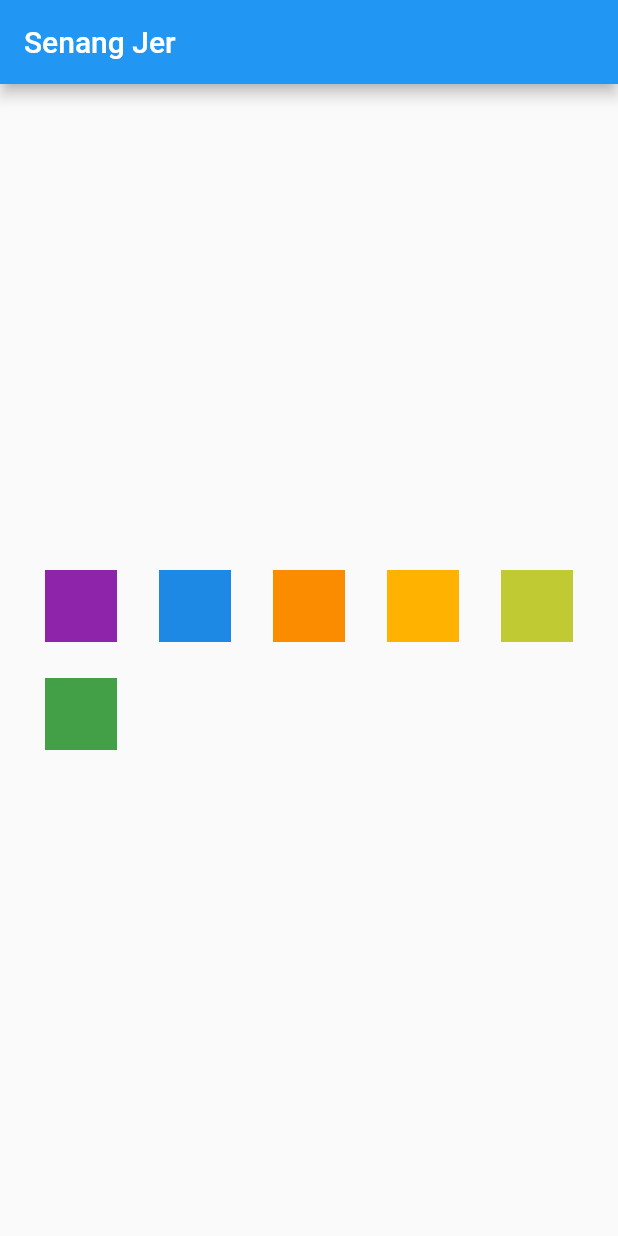
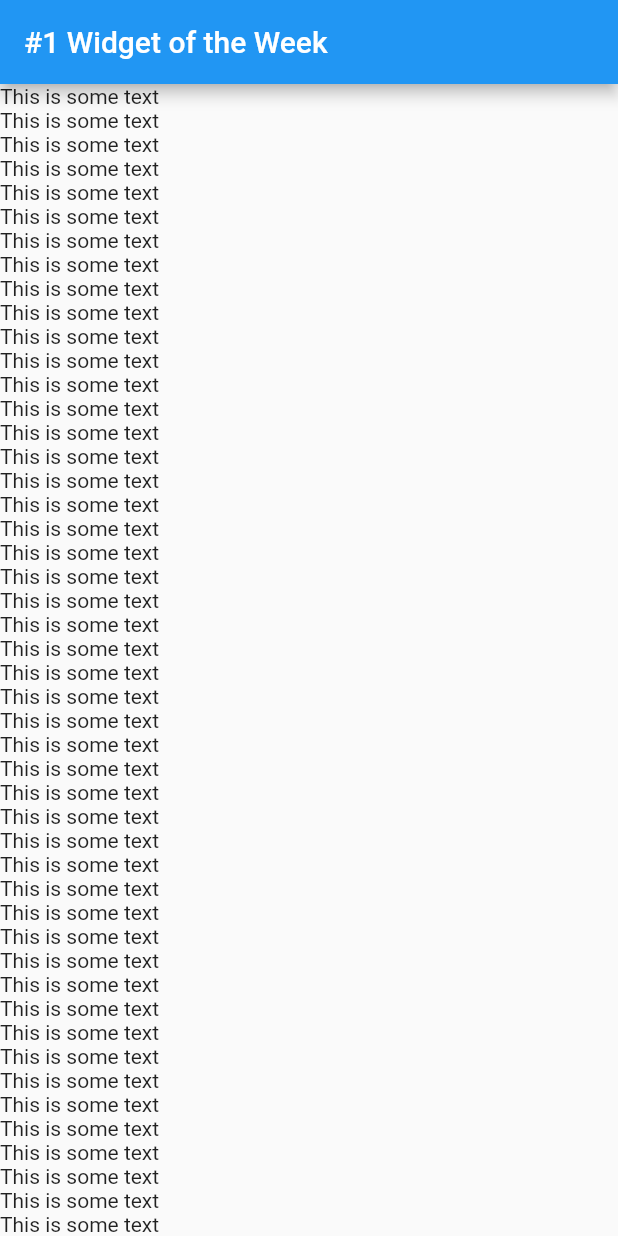
Before and after one commit to addff/sir, a Flutter app: the screen it shows after launch, on a phone screen of 412 x 824 dp. Run offline on Flutter 3.47's test engine with Material 2 defaults, Android fonts, the phone set to English and light mode, and no system bars.

```diff
--- a/newfirstapp/lib/main.dart
+++ b/newfirstapp/lib/main.dart
@@ -6,93 +6,16 @@ class MyApp extends StatelessWidget {
   @override
   Widget build(BuildContext context) {
     return MaterialApp(
-      title: 'Flutter Lab 3',
+      title: 'Sir Flutter',
       home: Scaffold(
         appBar: AppBar(
-          title: Text('Senang Jer'),
+          title: Text('#1 Widget of the Week'),
         ),
-        body: Container(
-            child: Center(
-          child: Wrap(
-            spacing: 8.0, // gap between adjacent chips
-            runSpacing: 4.0, // gap between lines
-            children: <Widget>[
-              Column(
-                children: <Widget>[
-                  Container(
-                    margin: const EdgeInsets.all(10.0),
-                    color: Colors.purple[600],
-                    width: 48.0,
-                    height: 48.0,
-                  ),
-                ],
-              ),
-              Column(
-                children: <Widget>[
-                  Container(
-                    margin: const EdgeInsets.all(10.0),
-                    color: Colors.blue[600],
-                    width: 48.0,
-                    height: 48.0,
-                  ),
-                ],
-              ),
-              Column(
-                children: <Widget>[
-                  Container(
-                    margin: const EdgeInsets.all(10.0),
-                    color: Colors.orange[600],
-                    width: 48.0,
-                    height: 48.0,
-                  ),
-                ],
-              ),
-              Column(
-                children: <Widget>[
-                  Container(
-                    margin: const EdgeInsets.all(10.0),
-                    color: Colors.amber[600],
-                    width: 48.0,
-                    height: 48.0,
-                  ),
-                ],
-              ),
-              Column(
-                children: <Widget>[
-                  Container(
-                    margin: const EdgeInsets.all(10.0),
-                    color: Colors.lime[600],
-                    width: 48.0,
-                    height: 48.0,
-                  ),
-                ],
-              ),
-              Column(
-                children: <Widget>[
-                  Container(
-                    margin: const EdgeInsets.all(10.0),
-                    color: Colors.green[600],
-                    width: 48.0,
-                    height: 48.0,
-                  ),
-                ],
-              ),
-            ],
-          ),
-        )),
-
-        /*
-        body: Container(
-          child: Center(
-            child: Container(
-              margin: const EdgeInsets.all(10.0),
-              color: Colors.amber[600],
-              width: 48.0,
-              height: 48.0,
-            ),
-          )
+        body: SafeArea(child: ListView(
+          children: List.generate(100, (i) => Text('This is some text')),
         ),
-        */
+        top: true, bottom: true, left: false, right: true,
+        )
       ),
     );
   }
```
